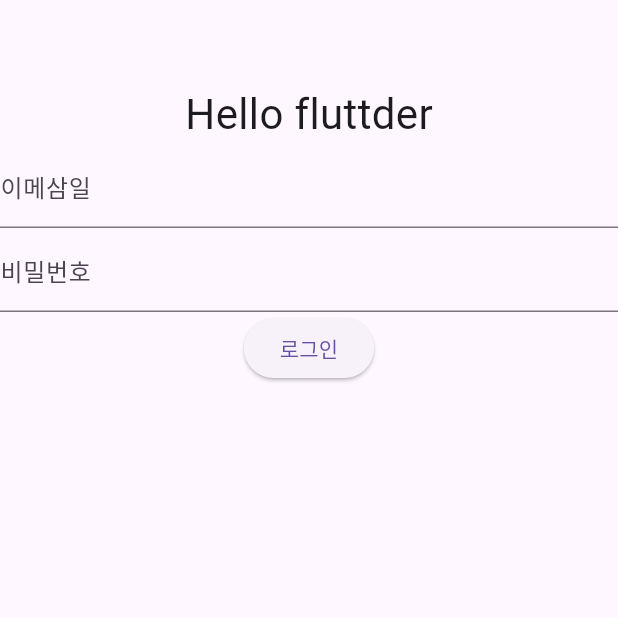
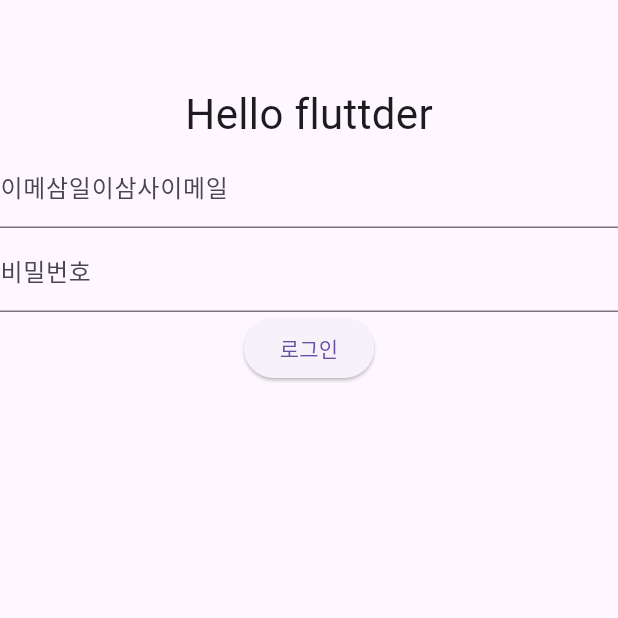
Before and after one commit to cpeunso/hello_flutter, a Flutter app: the screen it shows after launch, on a phone screen of 412 x 824 dp, the top half of it. Run offline on Flutter 3.47's test engine with Material 3 defaults, Android fonts, the phone set to English and light mode, and no system bars.

Commit message:
커밋테스트

```diff
--- a/lib/main.dart
+++ b/lib/main.dart
@@ -23,7 +23,7 @@ class MyApp extends StatelessWidget {
             ),
             TextField(
               decoration: InputDecoration(
-                labelText: "이메삼일",
+                labelText: "이메삼일이삼사이메일",
               ),
             ),
             TextField(
```
